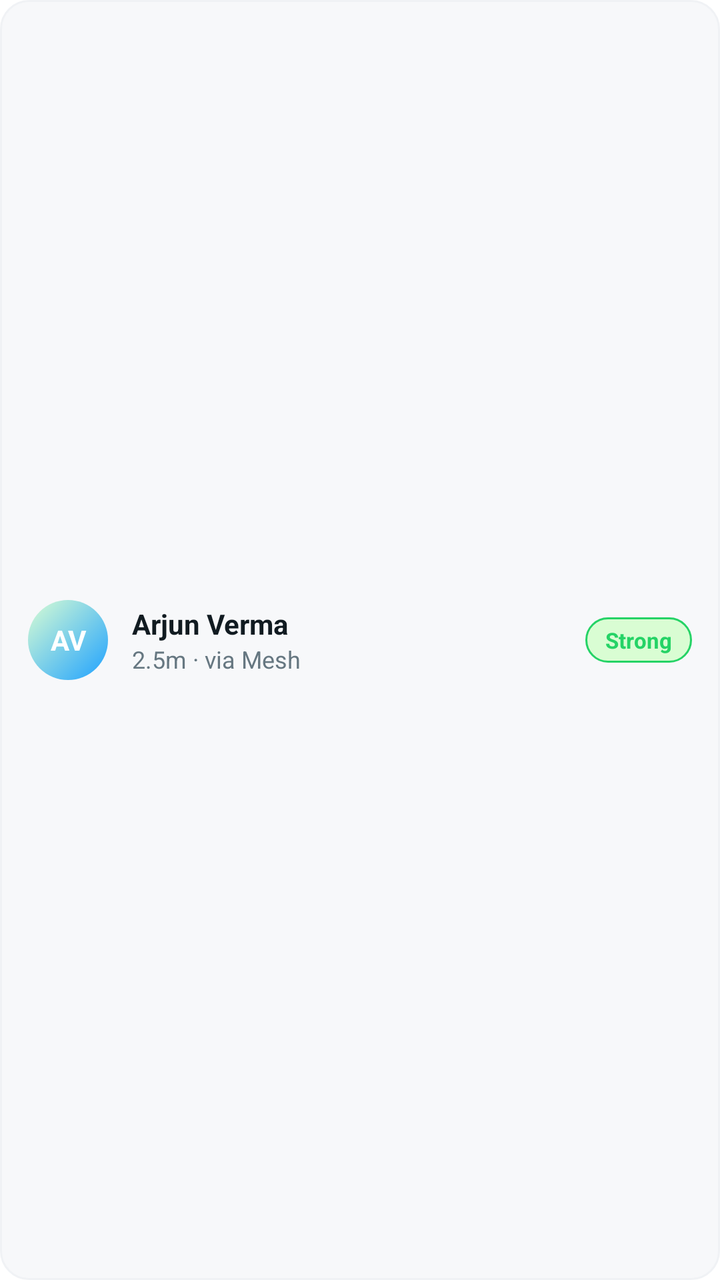
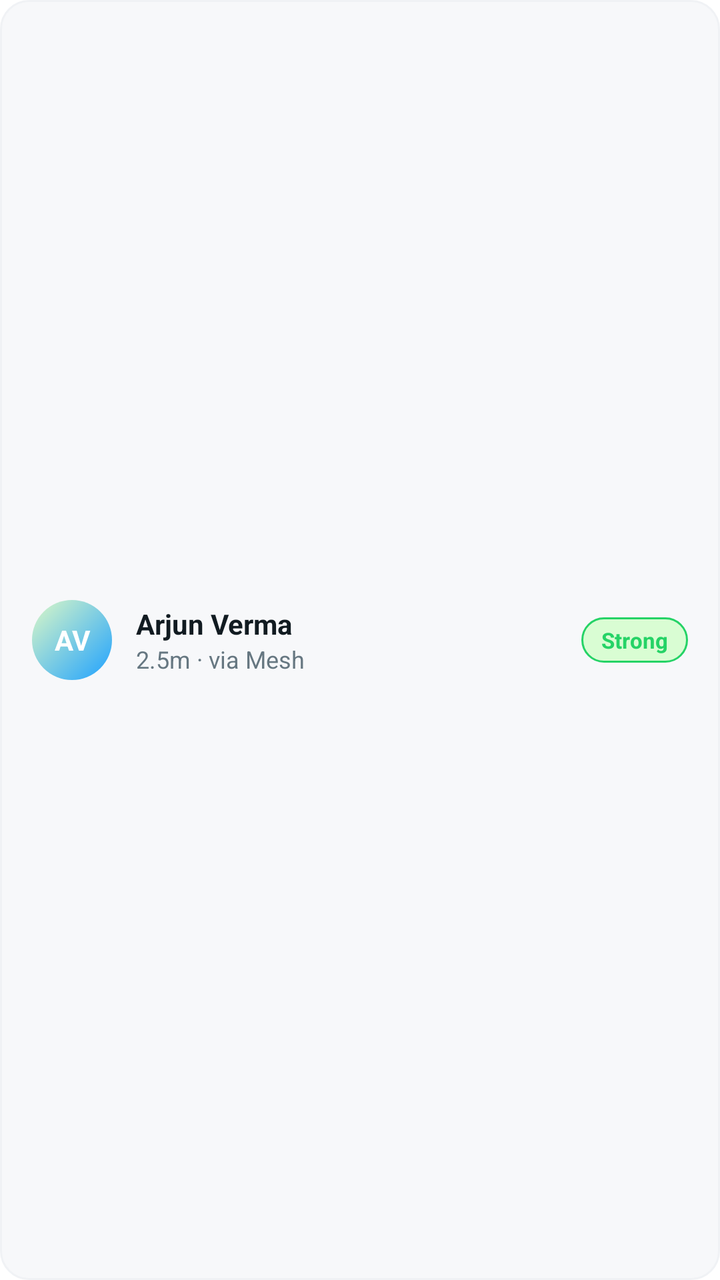

Two renders of the same Android screen: before a commit and after it. Below are the layout's source before the change and the commit's diff.
<!-- AndroidManifest.xml: application theme Theme.TharMesh -->
<!-- res/layout/item_nearby_device.xml -->
<?xml version="1.0" encoding="utf-8"?>
<LinearLayout xmlns:android="http://schemas.android.com/apk/res/android"
    android:layout_width="match_parent"
    android:layout_height="wrap_content"
    android:background="@drawable/bg_card_elevated"
    android:gravity="center_vertical"
    android:layout_marginTop="8dp"
    android:minHeight="64dp"
    android:orientation="horizontal"
    android:paddingStart="14dp"
    android:paddingEnd="14dp"
    android:paddingTop="10dp"
    android:paddingBottom="10dp">

    <TextView
        android:id="@+id/device_avatar"
        android:layout_width="40dp"
        android:layout_height="40dp"
        android:background="@drawable/bg_avatar"
        android:gravity="center"
        android:text="AV"
        android:textColor="@android:color/white"
        android:textStyle="bold" />

    <LinearLayout
        android:layout_width="0dp"
        android:layout_height="wrap_content"
        android:layout_marginStart="12dp"
        android:layout_weight="1"
        android:orientation="vertical">

        <TextView
            android:id="@+id/device_name"
            style="@style/Text.Body"
            android:layout_width="wrap_content"
            android:layout_height="wrap_content"
            android:textStyle="bold"
            android:text="Arjun Verma" />

        <TextView
            android:id="@+id/device_distance"
            style="@style/Text.Caption"
            android:layout_width="wrap_content"
            android:layout_height="wrap_content"
            android:text="2.5m · via Mesh" />
    </LinearLayout>

    <TextView
        android:id="@+id/device_quality"
        android:layout_width="wrap_content"
        android:layout_height="wrap_content"
        android:background="@drawable/bg_chip_green"
        android:paddingStart="10dp"
        android:paddingEnd="10dp"
        android:paddingTop="4dp"
        android:paddingBottom="4dp"
        android:text="@string/quality_strong"
        android:textColor="?attr/tmNeonGreen"
        android:textSize="11sp"
        android:textStyle="bold" />
</LinearLayout>
<!-- resources referenced by this layout -->
<resources>
  <!-- drawable bg_avatar (drawable) -->
  <?xml version="1.0" encoding="utf-8"?>
  <shape xmlns:android="http://schemas.android.com/apk/res/android" android:shape="oval">
      <gradient
          android:type="linear"
          android:angle="135"
          android:startColor="?attr/tmNeonCyan"
          android:endColor="?attr/tmBubbleMeEnd" />
  </shape>
  <!-- drawable bg_card_elevated (drawable) -->
  <?xml version="1.0" encoding="utf-8"?>
  <shape xmlns:android="http://schemas.android.com/apk/res/android"
      android:shape="rectangle">
      <solid android:color="?attr/tmSurface2" />
      <stroke android:width="1dp" android:color="?attr/tmStrokeSoft" />
      <corners android:radius="14dp" />
  </shape>
  <!-- drawable bg_chip_green (drawable) -->
  <?xml version="1.0" encoding="utf-8"?>
  <shape xmlns:android="http://schemas.android.com/apk/res/android"
      android:shape="rectangle">
      <solid android:color="?attr/tmNeonGreenDim" />
      <stroke android:width="1dp" android:color="?attr/tmNeonGreen" />
      <corners android:radius="100dp" />
  </shape>
  <string name="quality_strong">Strong</string>
  <style name="Text.Body" parent="TextAppearance.AppCompat">
          <item name="android:textColor">?attr/tmTextPrimary</item>
          <item name="android:textSize">14sp</item>
      </style>
  <style name="Text.Caption" parent="TextAppearance.AppCompat">
          <item name="android:textColor">?attr/tmTextSecondary</item>
          <item name="android:textSize">12sp</item>
      </style>
  <color name="tm_light_neon_green">#25D366</color>
  <color name="tm_light_neon_green_dim">#D9FDD3</color>
  <color name="tm_light_bg">#FFFFFF</color>
  <color name="tm_light_neon_cyan">#1FA2FF</color>
  <color name="tm_light_neon_cyan_dim">#D6ECFF</color>
  <color name="tm_light_surface">#FFFFFF</color>
  <color name="tm_light_text_primary">#111B21</color>
  <color name="tm_light_text_secondary">#667781</color>
  <color name="tm_light_bg_2">#F7F8FA</color>
  <color name="tm_light_surface_2">#F7F8FA</color>
  <color name="tm_light_surface_glass">#FFFFFF</color>
  <color name="tm_light_stroke">#E9EDEF</color>
  <color name="tm_light_stroke_soft">#F0F2F5</color>
  <color name="tm_light_text_muted">#8696A0</color>
  <color name="tm_light_desert_amber">#F09D38</color>
  <color name="tm_light_danger">#E53935</color>
  <color name="tm_light_danger_dim">#FBE9E7</color>
  <color name="tm_light_warning">#F09D38</color>
  <color name="tm_light_bubble_me_start">#D9FDD3</color>
  <color name="tm_light_bubble_me_end">#D9FDD3</color>
  <color name="tm_light_bubble_peer">#FFFFFF</color>
  <color name="tm_light_bubble_text_me">#111B21</color>
  <color name="tm_light_bubble_text_peer">#111B21</color>
  <color name="tm_light_tick_read">#53BDEB</color>
  <color name="tm_light_tick_default">#8696A0</color>
  <color name="tm_light_unread_badge">#25D366</color>
  <color name="tm_light_unread_badge_text">#FFFFFF</color>
  <color name="tm_light_gradient_top">#FFFFFF</color>
  <color name="tm_light_gradient_bottom">#FFFFFF</color>
  <color name="tm_light_glow_cyan_20">#331FA2FF</color>
  <color name="tm_light_glow_green_20">#3325D366</color>
  <color name="tm_light_glow_danger_20">#33E53935</color>
  <color name="tm_light_search_fill">#F0F2F5</color>
  <!-- unchanged entries left out for length: 1 -->
</resources>

<!-- the commit's change to res/layout/item_nearby_device.xml (unified diff, before → after) -->
@@ -3,14 +3,15 @@
     android:layout_width="match_parent"
     android:layout_height="wrap_content"
     android:background="@drawable/bg_card_elevated"
+    android:foreground="?attr/selectableItemBackground"
     android:gravity="center_vertical"
-    android:layout_marginTop="8dp"
+    android:layout_marginTop="@dimen/tm_space_s"
     android:minHeight="64dp"
     android:orientation="horizontal"
-    android:paddingStart="14dp"
-    android:paddingEnd="14dp"
-    android:paddingTop="10dp"
-    android:paddingBottom="10dp">
+    android:paddingStart="@dimen/tm_space_l"
+    android:paddingEnd="@dimen/tm_space_l"
+    android:paddingTop="@dimen/tm_space_m"
+    android:paddingBottom="@dimen/tm_space_m">
 
     <TextView
         android:id="@+id/device_avatar"
<!-- resource entries referenced after the edit -->
@@ -1,5 +1,8 @@
 <!-- resources referenced by this layout -->
 <resources>
+  <dimen name="tm_space_l">16dp</dimen>
+  <dimen name="tm_space_m">12dp</dimen>
+  <dimen name="tm_space_s">8dp</dimen>
   <!-- drawable bg_avatar (drawable) -->
   <?xml version="1.0" encoding="utf-8"?>
   <shape xmlns:android="http://schemas.android.com/apk/res/android" android:shape="oval">
@@ -52,13 +55,13 @@
   <color name="tm_light_danger">#E53935</color>
   <color name="tm_light_danger_dim">#FBE9E7</color>
   <color name="tm_light_warning">#F09D38</color>
-  <color name="tm_light_bubble_me_start">#D9FDD3</color>
-  <color name="tm_light_bubble_me_end">#D9FDD3</color>
+  <color name="tm_light_bubble_me_start">#DCF8C6</color>
+  <color name="tm_light_bubble_me_end">#DCF8C6</color>
   <color name="tm_light_bubble_peer">#FFFFFF</color>
   <color name="tm_light_bubble_text_me">#111B21</color>
   <color name="tm_light_bubble_text_peer">#111B21</color>
-  <color name="tm_light_tick_read">#53BDEB</color>
-  <color name="tm_light_tick_default">#8696A0</color>
+  <color name="tm_light_tick_read">#34B7F1</color>
+  <color name="tm_light_tick_default">#667781</color>
   <color name="tm_light_unread_badge">#25D366</color>
   <color name="tm_light_unread_badge_text">#FFFFFF</color>
   <color name="tm_light_gradient_top">#FFFFFF</color>
